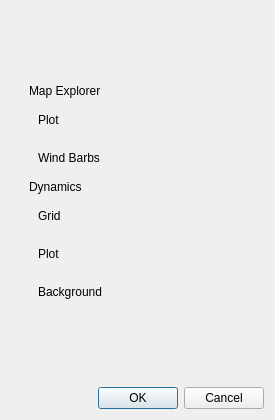
The window that src/gui/colorwindow.ui (TheGoodWeather/Vector-Vario-Analyzer) describes before a commit, drawn with Qt 5.
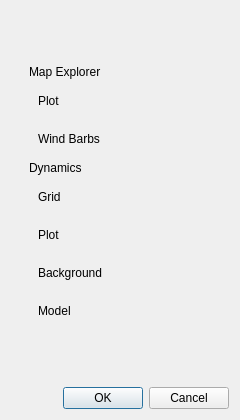
The same window after the commit.

Commit message: Modification couleur model parapente

Diff of the .ui file:
```diff
--- a/src/gui/colorwindow.ui
+++ b/src/gui/colorwindow.ui
@@ -6,7 +6,7 @@
    <rect>
     <x>0</x>
     <y>0</y>
-    <width>275</width>
+    <width>240</width>
     <height>420</height>
    </rect>
   </property>
@@ -150,6 +150,22 @@
            </layout>
           </widget>
          </item>
+         <item>
+          <widget class="QWidget" name="model_color_widget" native="true">
+           <layout class="QHBoxLayout" name="horizontalLayout_7">
+            <item>
+             <widget class="QLabel" name="label_8">
+              <property name="text">
+               <string>Model</string>
+              </property>
+             </widget>
+            </item>
+            <item>
+             <widget class="QWidget" name="widget_7" native="true"/>
+            </item>
+           </layout>
+          </widget>
+         </item>
         </layout>
        </widget>
       </item>
```
The commit also changes 2 other files.
